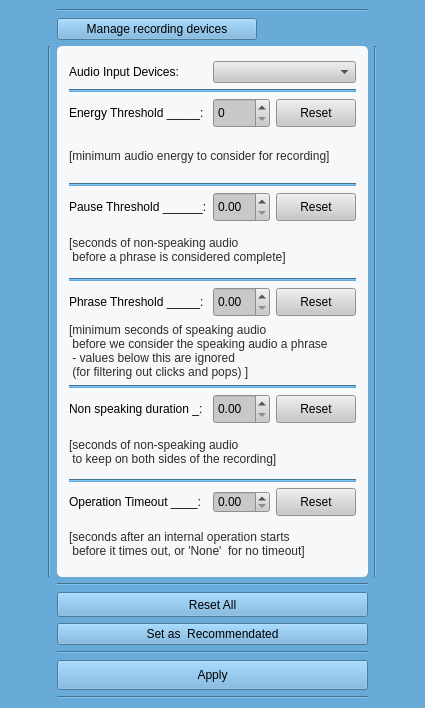
The window that Uis/Options.ui (nabil-bot/kontho-2023) describes before a commit, drawn with Qt 5.
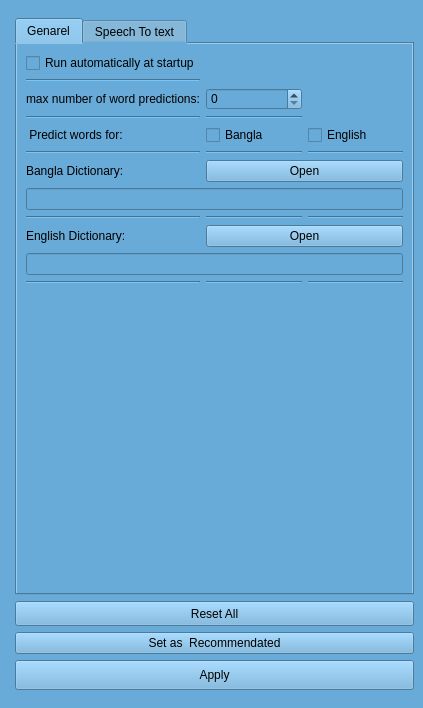
The same window after the commit. Icons and pictures are not drawn.

What changed in the file:
```diff
--- a/Uis/Options.ui
+++ b/Uis/Options.ui
@@ -6,7 +6,7 @@
    <rect>
     <x>0</x>
     <y>0</y>
-    <width>425</width>
+    <width>423</width>
     <height>708</height>
    </rect>
   </property>
@@ -37,7 +37,300 @@
   </property>
   <widget class="QWidget" name="centralwidget">
    <layout class="QGridLayout" name="gridLayout">
-    <item row="2" column="2">
+    <item row="4" column="1">
+     <widget class="QPushButton" name="Reset_pushButton">
+      <property name="minimumSize">
+       <size>
+        <width>0</width>
+        <height>25</height>
+       </size>
+      </property>
+      <property name="styleSheet">
+       <string notr="true">QPushButton{
+ padding-top:2px;
+	font: 14pt &quot;MS Shell Dlg 2l&quot;;
+ color: qlineargradient(spread:pad, x1:0, y1:0, x2:0, y2:1, stop:0 rgba(33, 33, 33, 255), stop:1 rgba(75, 75, 75, 255));
+background-color:qlineargradient(spread:pad, x1:1, y1:0, x2:1, y2:1, stop:0 rgba(0, 244, 255, 255), stop:1 rgba(3, 115, 255, 255));
+
+border:1px solid rgb(253, 254, 254);
+
+border-radius:5px;
+}
+QPushButton:hover{
+color: qlineargradient(spread:pad, x1:0, y1:0, x2:1, y2:1, stop:0 rgba(63, 63, 63, 255), stop:1 rgba(33, 33, 33, 255));
+ background-color: qlineargradient(spread:pad, x1:0.505636, y1:0.221, x2:0.431818, y2:1, stop:0 rgba(89, 255, 255, 255), stop:1 rgba(60, 138, 255, 255));
+
+}
+
+QPushButton:pressed{
+background-color: qlineargradient(spread:pad, x1:0.767, y1:1, x2:1, y2:0, stop:0 rgba(0, 244, 255, 255), stop:1 rgba(3, 115, 255, 255));\n&quot;
+
+}</string>
+      </property>
+      <property name="text">
+       <string>Reset All</string>
+      </property>
+     </widget>
+    </item>
+    <item row="8" column="0">
+     <widget class="Line" name="line_9">
+      <property name="orientation">
+       <enum>Qt::Horizontal</enum>
+      </property>
+     </widget>
+    </item>
+    <item row="6" column="0">
+     <widget class="Line" name="line_10">
+      <property name="orientation">
+       <enum>Qt::Horizontal</enum>
+      </property>
+     </widget>
+    </item>
+    <item row="0" column="0">
+     <widget class="Line" name="line_6">
+      <property name="orientation">
+       <enum>Qt::Horizontal</enum>
+      </property>
+     </widget>
+    </item>
+    <item row="1" column="1" rowspan="2">
+     <widget class="QTabWidget" name="tabWidget">
+      <property name="currentIndex">
+       <number>0</number>
+      </property>
+      <widget class="QWidget" name="tab">
+       <attribute name="title">
+        <string>Genarel</string>
+       </attribute>
+       <layout class="QGridLayout" name="gridLayout_4">
+        <item row="4" column="1">
+         <widget class="QCheckBox" name="checkBox">
+          <property name="text">
+           <string>Bangla</string>
+          </property>
+         </widget>
+        </item>
+        <item row="4" column="0">
+         <widget class="QLabel" name="label_13">
+          <property name="text">
+           <string> Predict words for:</string>
+          </property>
+         </widget>
+        </item>
+        <item row="0" column="0" colspan="2">
+         <widget class="QCheckBox" name="RunAtAtartUpCheckBox">
+          <property name="text">
+           <string>Run automatically at startup</string>
+          </property>
+         </widget>
+        </item>
+        <item row="4" column="2">
+         <widget class="QCheckBox" name="checkBox_2">
+          <property name="text">
+           <string>English</string>
+          </property>
+         </widget>
+        </item>
+        <item row="2" column="0">
+         <widget class="QLabel" name="label_12">
+          <property name="text">
+           <string>max number of word predictions:</string>
+          </property>
+         </widget>
+        </item>
+        <item row="2" column="1">
+         <widget class="QSpinBox" name="spinBox">
+          <property name="maximum">
+           <number>15</number>
+          </property>
+         </widget>
+        </item>
+        <item row="12" column="1">
+         <spacer name="verticalSpacer">
+          <property name="orientation">
+           <enum>Qt::Vertical</enum>
+          </property>
+          <property name="sizeHint" stdset="0">
+           <size>
+            <width>20</width>
+            <height>40</height>
+           </size>
+          </property>
+         </spacer>
+        </item>
+        <item row="9" column="0">
+         <widget class="QLabel" name="label_15">
+          <property name="text">
+           <string>English Dictionary:</string>
+          </property>
+         </widget>
+        </item>
+        <item row="9" column="1" colspan="2">
+         <widget class="QPushButton" name="pushButton_2">
+          <property name="text">
+           <string>Open</string>
+          </property>
+         </widget>
+        </item>
+        <item row="6" column="0">
+         <widget class="QLabel" name="label_14">
+          <property name="maximumSize">
+           <size>
+            <width>100</width>
+            <height>16777215</height>
+           </size>
+          </property>
+          <property name="text">
+           <string>Bangla Dictionary:</string>
+          </property>
+         </widget>
+        </item>
+        <item row="7" column="0" colspan="3">
+         <widget class="QLineEdit" name="lineEdit">
+          <property name="minimumSize">
+           <size>
+            <width>0</width>
+            <height>0</height>
+           </size>
+          </property>
+         </widget>
+        </item>
+        <item row="6" column="1" colspan="2">
+         <widget class="QPushButton" name="pushButton">
+          <property name="text">
+           <string>Open</string>
+          </property>
+         </widget>
+        </item>
+        <item row="5" column="0">
+         <widget class="Line" name="line_8">
+          <property name="orientation">
+           <enum>Qt::Horizontal</enum>
+          </property>
+         </widget>
+        </item>
+        <item row="10" column="0" colspan="3">
+         <widget class="QLineEdit" name="lineEdit_2"/>
+        </item>
+        <item row="1" column="0">
+         <widget class="Line" name="line_5">
+          <property name="orientation">
+           <enum>Qt::Horizontal</enum>
+          </property>
+         </widget>
+        </item>
+        <item row="3" column="0">
+         <widget class="Line" name="line_7">
+          <property name="orientation">
+           <enum>Qt::Horizontal</enum>
+          </property>
+         </widget>
+        </item>
+        <item row="8" column="0">
+         <widget class="Line" name="line_12">
+          <property name="orientation">
+           <enum>Qt::Horizontal</enum>
+          </property>
+         </widget>
+        </item>
+        <item row="11" column="0">
+         <widget class="Line" name="line_13">
+          <property name="orientation">
+           <enum>Qt::Horizontal</enum>
+          </property>
+         </widget>
+        </item>
+        <item row="3" column="1">
+         <widget class="Line" name="line_14">
+          <property name="orientation">
+           <enum>Qt::Horizontal</enum>
+          </property>
+         </widget>
+        </item>
+        <item row="5" column="1">
+         <widget class="Line" name="line_15">
+          <property name="orientation">
+           <enum>Qt::Horizontal</enum>
+          </property>
+         </widget>
+        </item>
+        <item row="5" column="2">
+         <widget class="Line" name="line_16">
+          <property name="orientation">
+           <enum>Qt::Horizontal</enum>
+          </property>
+         </widget>
+        </item>
+        <item row="8" column="1">
+         <widget class="Line" name="line_17">
+          <property name="orientation">
+           <enum>Qt::Horizontal</enum>
+          </property>
+         </widget>
+        </item>
+        <item row="8" column="2">
+         <widget class="Line" name="line_18">
+          <property name="orientation">
+           <enum>Qt::Horizontal</enum>
+          </property>
+         </widget>
+        </item>
+        <item row="11" column="1">
+         <widget class="Line" name="line_19">
+          <property name="orientation">
+           <enum>Qt::Horizontal</enum>
+          </property>
+         </widget>
+        </item>
+        <item row="11" column="2">
+         <widget class="Line" name="line_20">
+          <property name="orientation">
+           <enum>Qt::Horizontal</enum>
+          </property>
+         </widget>
+        </item>
+       </layout>
+      </widget>
+      <widget class="QWidget" name="tab_2">
+       <attribute name="title">
+        <string>Speech To text</string>
+       </attribute>
+       <layout class="QGridLayout" name="gridLayout_3">
+        <item row="0" column="0">
+         <widget class="QPushButton" name="Manage_pushButton">
+          <property name="maximumSize">
+           <size>
+            <width>200</width>
+            <height>16777215</height>
+           </size>
+          </property>
+          <property name="styleSheet">
+           <string notr="true">QPushButton{
+ padding-top:2px;
+	font: 12pt &quot;MS Shell Dlg 2l&quot;;
+ color: qlineargradient(spread:pad, x1:0, y1:0, x2:0, y2:1, stop:0 rgba(33, 33, 33, 255), stop:1 rgba(75, 75, 75, 255));
+	background-color: qlineargradient(spread:pad, x1:1, y1:1, x2:1, y2:0, stop:0 rgba(200, 200, 200, 255), stop:1 rgba(255, 255, 255, 255));
+border:1px solid rgb(253, 254, 254);
+
+border-radius:5px;
+}
+QPushButton:hover{
+color: qlineargradient(spread:pad, x1:0, y1:0, x2:1, y2:1, stop:0 rgba(63, 63, 63, 255), stop:1 rgba(33, 33, 33, 255));
+ background-color: qlineargradient(spread:pad, x1:0.505636, y1:0.221, x2:0.431818, y2:1, stop:0 rgba(89, 255, 255, 255), stop:1 rgba(60, 138, 255, 255));
+
+}
+
+QPushButton:pressed{
+background-color: qlineargradient(spread:pad, x1:0.767, y1:1, x2:1, y2:0, stop:0 rgba(0, 244, 255, 255), stop:1 rgba(3, 115, 255, 255));\n&quot;
+
+}</string>
+          </property>
+          <property name="text">
+           <string>Manage recording devices</string>
+          </property>
+         </widget>
+        </item>
+        <item row="1" column="0">
      <widget class="QGroupBox" name="groupBox">
       <property name="styleSheet">
        <string notr="true">QLabel{
@@ -391,70 +684,11 @@
       </layout>
      </widget>
     </item>
-    <item row="4" column="2">
-     <widget class="QPushButton" name="Reset_pushButton">
-      <property name="minimumSize">
-       <size>
-        <width>0</width>
-        <height>25</height>
-       </size>
-      </property>
-      <property name="styleSheet">
-       <string notr="true">QPushButton{
- padding-top:2px;
-	font: 14pt &quot;MS Shell Dlg 2l&quot;;
- color: qlineargradient(spread:pad, x1:0, y1:0, x2:0, y2:1, stop:0 rgba(33, 33, 33, 255), stop:1 rgba(75, 75, 75, 255));
-background-color:qlineargradient(spread:pad, x1:1, y1:0, x2:1, y2:1, stop:0 rgba(0, 244, 255, 255), stop:1 rgba(3, 115, 255, 255));
-
-border:1px solid rgb(253, 254, 254);
-
-border-radius:5px;
-}
-QPushButton:hover{
-color: qlineargradient(spread:pad, x1:0, y1:0, x2:1, y2:1, stop:0 rgba(63, 63, 63, 255), stop:1 rgba(33, 33, 33, 255));
- background-color: qlineargradient(spread:pad, x1:0.505636, y1:0.221, x2:0.431818, y2:1, stop:0 rgba(89, 255, 255, 255), stop:1 rgba(60, 138, 255, 255));
-
-}
-
-QPushButton:pressed{
-background-color: qlineargradient(spread:pad, x1:0.767, y1:1, x2:1, y2:0, stop:0 rgba(0, 244, 255, 255), stop:1 rgba(3, 115, 255, 255));\n&quot;
-
-}</string>
-      </property>
-      <property name="text">
-       <string>Reset All</string>
-      </property>
-     </widget>
-    </item>
-    <item row="2" column="3">
-     <widget class="Line" name="line_8">
-      <property name="orientation">
-       <enum>Qt::Vertical</enum>
-      </property>
+       </layout>
+      </widget>
      </widget>
     </item>
-    <item row="8" column="2">
-     <widget class="Line" name="line_9">
-      <property name="orientation">
-       <enum>Qt::Horizontal</enum>
-      </property>
-     </widget>
-    </item>
-    <item row="6" column="2">
-     <widget class="Line" name="line_10">
-      <property name="orientation">
-       <enum>Qt::Horizontal</enum>
-      </property>
-     </widget>
-    </item>
-    <item row="0" column="2">
-     <widget class="Line" name="line_6">
-      <property name="orientation">
-       <enum>Qt::Horizontal</enum>
-      </property>
-     </widget>
-    </item>
-    <item row="5" column="2">
+    <item row="5" column="1">
      <widget class="QPushButton" name="Developer_recomendation_Button">
       <property name="styleSheet">
        <string notr="true">QPushButton{
@@ -483,34 +717,7 @@
       </property>
      </widget>
     </item>
-    <item row="2" column="1">
-     <widget class="Line" name="line_7">
-      <property name="orientation">
-       <enum>Qt::Vertical</enum>
-      </property>
-     </widget>
-    </item>
-    <item row="2" column="4">
-     <spacer name="horizontalSpacer">
-      <property name="orientation">
-       <enum>Qt::Horizontal</enum>
-      </property>
-      <property name="sizeHint" stdset="0">
-       <size>
-        <width>40</width>
-        <height>20</height>
-       </size>
-      </property>
-     </spacer>
-    </item>
-    <item row="3" column="2">
-     <widget class="Line" name="line_5">
-      <property name="orientation">
-       <enum>Qt::Horizontal</enum>
-      </property>
-     </widget>
-    </item>
-    <item row="7" column="2">
+    <item row="6" column="1">
      <widget class="QPushButton" name="Apply_pushButton">
       <property name="minimumSize">
        <size>
@@ -545,53 +752,6 @@
       </property>
      </widget>
     </item>
-    <item row="1" column="2">
-     <widget class="QPushButton" name="Manage_pushButton">
-      <property name="maximumSize">
-       <size>
-        <width>200</width>
-        <height>16777215</height>
-       </size>
-      </property>
-      <property name="styleSheet">
-       <string notr="true">QPushButton{
- padding-top:2px;
-	font: 12pt &quot;MS Shell Dlg 2l&quot;;
- color: qlineargradient(spread:pad, x1:0, y1:0, x2:0, y2:1, stop:0 rgba(33, 33, 33, 255), stop:1 rgba(75, 75, 75, 255));
-	background-color: qlineargradient(spread:pad, x1:1, y1:1, x2:1, y2:0, stop:0 rgba(200, 200, 200, 255), stop:1 rgba(255, 255, 255, 255));
-border:1px solid rgb(253, 254, 254);
-
-border-radius:5px;
-}
-QPushButton:hover{
-color: qlineargradient(spread:pad, x1:0, y1:0, x2:1, y2:1, stop:0 rgba(63, 63, 63, 255), stop:1 rgba(33, 33, 33, 255));
- background-color: qlineargradient(spread:pad, x1:0.505636, y1:0.221, x2:0.431818, y2:1, stop:0 rgba(89, 255, 255, 255), stop:1 rgba(60, 138, 255, 255));
-
-}
-
-QPushButton:pressed{
-background-color: qlineargradient(spread:pad, x1:0.767, y1:1, x2:1, y2:0, stop:0 rgba(0, 244, 255, 255), stop:1 rgba(3, 115, 255, 255));\n&quot;
-
-}</string>
-      </property>
-      <property name="text">
-       <string>Manage recording devices</string>
-      </property>
-     </widget>
-    </item>
-    <item row="2" column="0">
-     <spacer name="horizontalSpacer_2">
-      <property name="orientation">
-       <enum>Qt::Horizontal</enum>
-      </property>
-      <property name="sizeHint" stdset="0">
-       <size>
-        <width>40</width>
-        <height>20</height>
-       </size>
-      </property>
-     </spacer>
-    </item>
    </layout>
   </widget>
  </widget>
```
Lines whose indentation alone changed are shown as unchanged.
